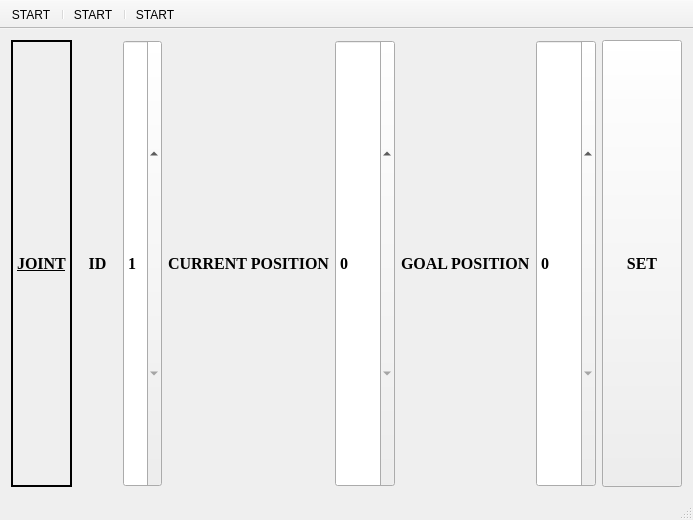
Old version of the form mainwindow.ui in the repository thinkexist1989/um_qt.
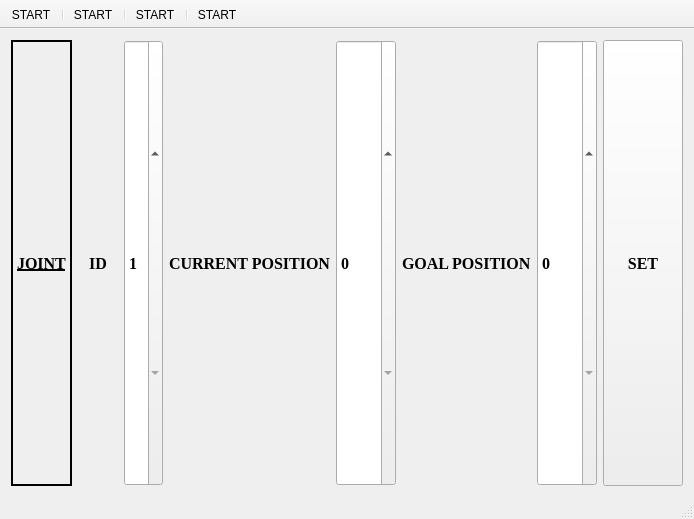
New version of the form. Icons and pictures are not drawn.

```diff
--- a/mainwindow.ui
+++ b/mainwindow.ui
@@ -6,8 +6,8 @@
    <rect>
     <x>0</x>
     <y>0</y>
-    <width>693</width>
-    <height>520</height>
+    <width>694</width>
+    <height>519</height>
    </rect>
   </property>
   <property name="windowTitle">
@@ -264,6 +264,8 @@
    <addaction name="separator"/>
    <addaction name="actionSingleJointControl"/>
    <addaction name="separator"/>
+   <addaction name="actionTeach"/>
+   <addaction name="separator"/>
    <addaction name="actionAbout"/>
   </widget>
   <widget class="QStatusBar" name="statusBar"/>
@@ -306,6 +308,19 @@
     <string>About</string>
    </property>
   </action>
+  <action name="actionTeach">
+   <property name="icon">
+    <iconset resource="Resource.qrc">
+     <normaloff>:/icons/planning.ico</normaloff>
+     <normalon>:/icons/planning.ico</normalon>:/icons/planning.ico</iconset>
+   </property>
+   <property name="text">
+    <string>START</string>
+   </property>
+   <property name="toolTip">
+    <string>Teach Programming</string>
+   </property>
+  </action>
  </widget>
  <layoutdefault spacing="6" margin="11"/>
  <resources>
```
